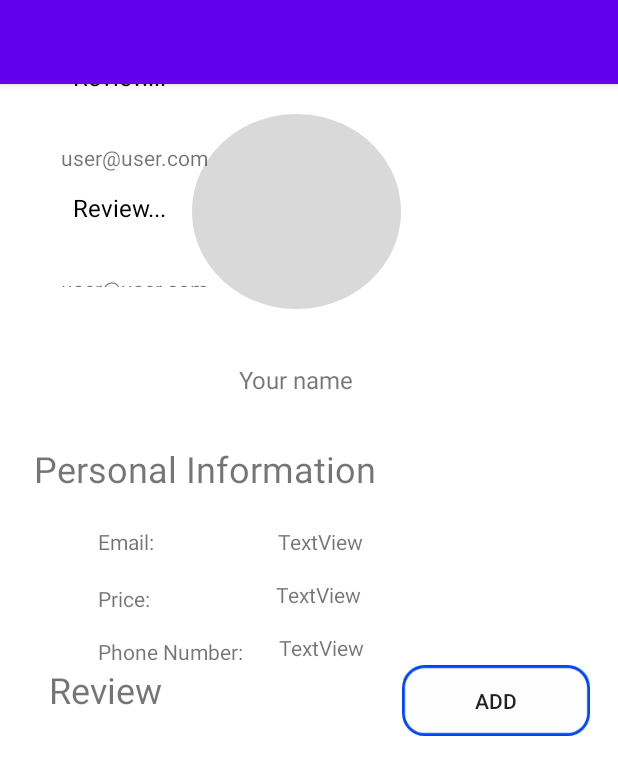
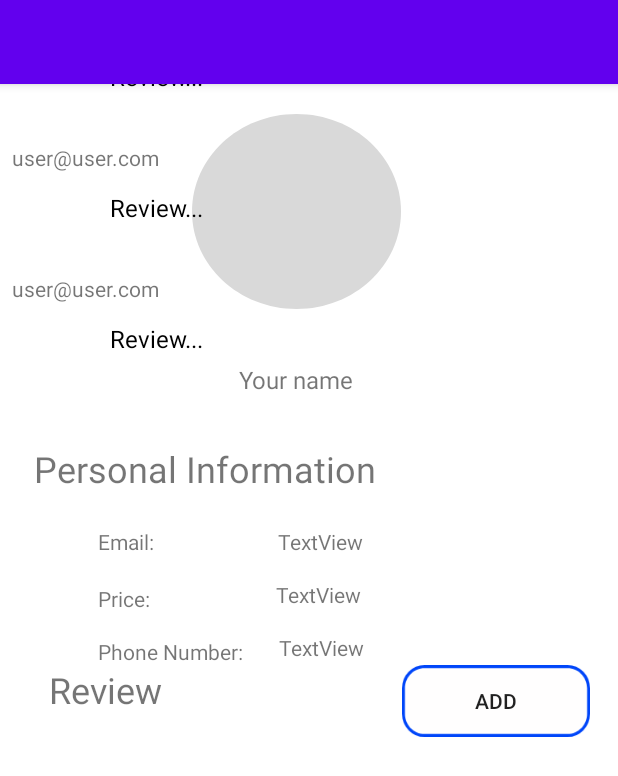
Before and after one commit to SabriRakrouki/RightCleaner, an Android app: the layout activity_profile_page.xml on its own in the app's theme, with its tools: preview values and no code run, on a phone screen of 412 x 824 dp. Shown: the top 776 px of the screen. Run offline under Robolectric (Android 15) with nearby library versions, the phone set to English and light mode, and no system bars.

Commit message:
review error

```diff
--- a/app/src/main/java/com/example/rightcleaner/ServiceChoice.java
+++ b/app/src/main/java/com/example/rightcleaner/ServiceChoice.java
@@ -76,6 +76,8 @@ public class ServiceChoice extends AppCompatActivity {
                 break;
             }
             case R.id.profileP:{
+                sessionManagement.cleanProfile();
+
                 startActivity(new Intent(this,ProfilePage.class));
                 break;
             }
--- a/app/src/main/java/com/example/rightcleaner/ServiceReview.java
+++ b/app/src/main/java/com/example/rightcleaner/ServiceReview.java
@@ -1,5 +1,9 @@
 package com.example.rightcleaner;
 
+import static android.content.Intent.FLAG_ACTIVITY_PREVIOUS_IS_TOP;
+import static android.content.Intent.FLAG_ACTIVITY_REORDER_TO_FRONT;
+
+import android.content.Intent;
 import android.os.Bundle;
 import android.util.Log;
 import android.view.View;
--- a/app/src/main/java/com/example/rightcleaner/SimpleUserHomePage.java
+++ b/app/src/main/java/com/example/rightcleaner/SimpleUserHomePage.java
@@ -32,7 +32,6 @@ public class SimpleUserHomePage extends AppCompatActivity {
         setSupportActionBar(toolbar);
         listproviders=findViewById(R.id.listproviders);
         ServiceProviderAdapter adapter = new ServiceProviderAdapter(this);
-
         listproviders.setAdapter(adapter);
         listproviders.setLayoutManager(new LinearLayoutManager(getApplicationContext(),LinearLayoutManager.VERTICAL,false));
 
@@ -54,6 +53,7 @@ public class SimpleUserHomePage extends AppCompatActivity {
                 break;
             }
             case R.id.profileP:{
+                sessionManagement.cleanProfile();
                 startActivity(new Intent(this,ProfilePage.class));
                 break;
             }
--- a/app/src/main/java/com/example/rightcleaner/listServiceProviders/ServiceReviewViewHolder.java
+++ b/app/src/main/java/com/example/rightcleaner/listServiceProviders/ServiceReviewViewHolder.java
@@ -16,4 +16,5 @@ public class ServiceReviewViewHolder extends RecyclerView.ViewHolder {
         textReview=itemView.findViewById(R.id.textReview);
         textUser=itemView.findViewById(R.id.textUser);
     }
+
 }
--- a/app/src/main/res/layout/activity_profile_page.xml
+++ b/app/src/main/res/layout/activity_profile_page.xml
@@ -125,20 +125,12 @@
         app:layout_constraintStart_toEndOf="@+id/textView10"
         app:layout_constraintTop_toBottomOf="@+id/birthDate" />
 
-    <androidx.recyclerview.widget.RecyclerView
-        android:id="@+id/listReview"
-        android:layout_width="352dp"
-        android:layout_height="191dp"
-        app:layout_constraintEnd_toEndOf="@+id/textView7"
-        app:layout_constraintHorizontal_bias="0.0"
-        app:layout_constraintStart_toStartOf="@+id/textView7"
-        tools:layout_editor_absoluteY="504dp"
-        tools:listitem="@layout/list_review" />
+
 
     <Button
         android:id="@+id/addRev"
         android:layout_width="125dp"
-        android:layout_height="47dp"
+        android:layout_height="48dp"
         android:layout_marginStart="20dp"
         android:background="@drawable/victore_button"
         android:text="Add"
@@ -146,5 +138,13 @@
         app:layout_constraintStart_toEndOf="@+id/textView7"
         app:layout_constraintTop_toTopOf="@+id/textView7"
         app:layout_constraintVertical_bias="0.0" />
+    <androidx.recyclerview.widget.RecyclerView
+        android:id="@+id/listReview"
+        android:layout_width="409dp"
+        android:layout_height="569dp"
+        android:layout_marginTop="1dp"
+        tools:ignore="MissingConstraints"
+        tools:layout_editor_absoluteX="1dp"
+        tools:listitem="@layout/list_review" />
 
 </androidx.constraintlayout.widget.ConstraintLayout>
--- a/app/src/main/res/layout/list_review.xml
+++ b/app/src/main/res/layout/list_review.xml
@@ -6,6 +6,14 @@
     xmlns:app="http://schemas.android.com/apk/res-auto"
     android:paddingTop="8dp"
     android:layout_marginHorizontal="8dp">
+    <View
+        android:id="@+id/view"
+        android:layout_width="match_parent"
+        android:layout_height="1dp"
+        android:layout_margin="8dp"
+        app:layout_constraintStart_toStartOf="parent"
+        tools:layout_editor_absoluteY="96dp"
+        tools:ignore="MissingConstraints" />
 
     <TextView
         android:id="@+id/textReview"
@@ -19,12 +27,7 @@
         app:layout_constraintEnd_toEndOf="parent"
         app:layout_constraintTop_toTopOf="parent" />
 
-    <View
-        android:layout_width="match_parent"
-        android:layout_height="1dp"
-        android:layout_margin="8dp"
-        app:layout_constraintStart_toStartOf="parent"
-        tools:layout_editor_absoluteY="96dp" />
+
 
     <TextView
         android:id="@+id/textUser"
```
Also changed, not shown: app/src/main/java/com/example/rightcleaner/ProfilePage.java (+4 -5 lines), app/src/main/java/com/example/rightcleaner/listServiceProviders/ServiceReviewAdapter.java (+13 -5 lines).
